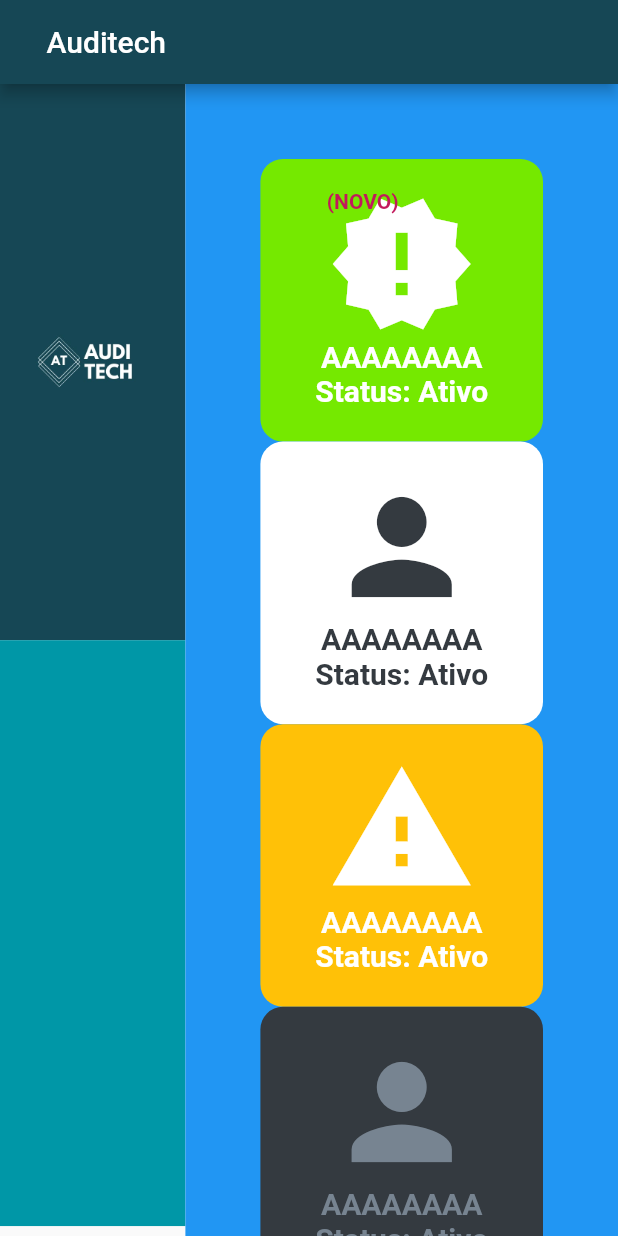
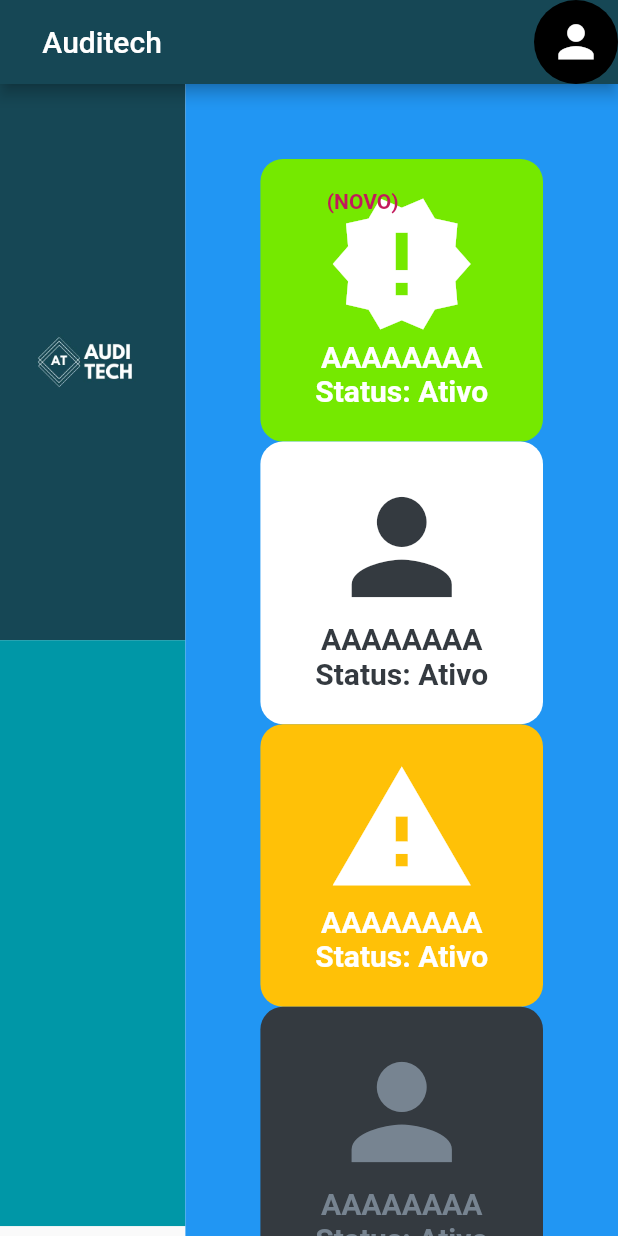
Before and after one commit to Andreas-Atomphi/AuditechWEBReservaFlutter, a Flutter app: the screen it shows after launch, after a tap on "Entrar", on a phone screen of 412 x 824 dp. Run offline on Flutter 3.47's test engine with Material 2 defaults, Android fonts, the phone set to English and light mode, and no system bars; missing offline and left inert: dart:ffi; Roboto replaces fonts that are missing (OpenSans).

Commit message:
[FEAT] Adicionado o Ícone de perfil para a a toolbar.

```diff
--- a/lib/Telas/Principal/Principal.dart
+++ b/lib/Telas/Principal/Principal.dart
@@ -13,7 +13,22 @@ class _SPrincipal extends State<Principal> {
             alignment: Alignment(-0.9, 0),
             child: Text("Auditech"),
           ),
-          actions: [],
+          actions: [
+            Container(
+              width: kToolbarHeight,
+              height: kToolbarHeight,
+              decoration: BoxDecoration(
+                color: Colors.black,
+                borderRadius: BorderRadius.all(
+                  Radius.circular(100),
+                ),
+              ),
+              child: Icon(
+                Icons.person,
+                size: 35,
+              ),
+            ),
+          ],
         ),
         body: Stack(
           children: [
```
